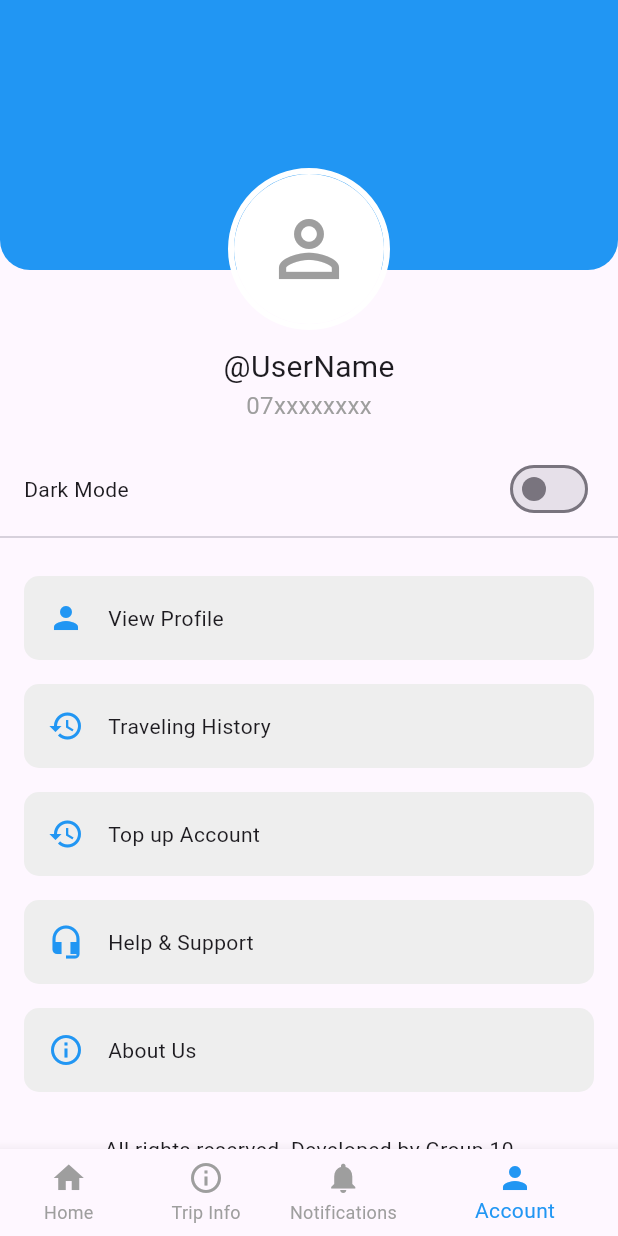
After one commit to ArvinFox/ShuttleMaster-Bus-Ticket-Booking-App, a Flutter app: the ProfileScreenDriver screen opened directly, on a phone screen of 412 x 824 dp. The commit adds this screen. Run offline on Flutter 3.47's test engine with Material 3 defaults, Android fonts, the phone set to English and light mode, and no system bars; missing offline and left inert: mailer, twilio_flutter.

Commit message:
Added both driver and student profile screens

```diff
--- a/lib/app.dart
+++ b/lib/app.dart
@@ -1,6 +1,8 @@
 import 'package:flutter/material.dart';
 import 'package:shuttlemaster/routes/app_routes.dart';
 import 'package:shuttlemaster/screens/auth/welcome_screen.dart';
+import 'package:shuttlemaster/screens/driver/profile_screen.dart';
+import 'package:shuttlemaster/screens/student/profile_screen.dart';
 // import 'package:shuttlemaster/screens/student/main_layout_screen.dart';
 
 class ShuttleMaster extends StatelessWidget {
--- /dev/null
+++ b/lib/screens/driver/profile_screen.dart
@@ -0,0 +1,149 @@
+import 'package:flutter/material.dart';
+
+class ProfileScreenDriver extends StatefulWidget {
+  const ProfileScreenDriver({super.key});
+
+  @override
+  ProfileScreenState createState() => ProfileScreenState();
+}
+
+class ProfileScreenState extends State<ProfileScreenDriver> {
+  bool _darkMode = false;
+
+  @override
+  Widget build(BuildContext context) {
+    return Scaffold(
+      body: SingleChildScrollView(
+        child: Column(
+          crossAxisAlignment: CrossAxisAlignment.start,
+          children: [
+            // Blue Banner with Profile Picture
+            Stack(
+              clipBehavior: Clip.none, // Allows avatar to overflow
+              alignment: Alignment.center,
+              children: [
+                Container(
+                  height: 180, // Height of the blue banner
+                  decoration: const BoxDecoration(
+                    color: Colors.blue,
+                    borderRadius: BorderRadius.only(
+                      bottomLeft: Radius.circular(20),
+                      bottomRight: Radius.circular(20),
+                    ),
+                  ),
+                ),
+                Positioned(
+                  bottom: -40, // Keeps avatar overlapping
+                  child: Container(
+                    decoration: BoxDecoration(
+                      shape: BoxShape.circle,
+                      border: Border.all(
+                          color: Colors.white, width: 4), // White border
+                    ),
+                    child: const CircleAvatar(
+                      radius: 50,
+                      backgroundColor: Colors.white,
+                      child: Icon(Icons.person_outline,
+                          size: 60, color: Colors.grey),
+                    ),
+                  ),
+                ),
+              ],
+            ),
+            const SizedBox(
+                height: 50), // Space to push content down after avatar
+            const Center(
+                child: Text('@UserName', style: TextStyle(fontSize: 20))),
+            const Center(
+                child: Text('07xxxxxxxx',
+                    style: TextStyle(fontSize: 16, color: Colors.grey))),
+            const SizedBox(height: 20),
+
+            // Dark Mode Switch
+            Padding(
+              padding: const EdgeInsets.symmetric(horizontal: 16),
+              child: Row(
+                mainAxisAlignment: MainAxisAlignment.spaceBetween,
+                children: [
+                  const Text('Dark Mode'),
+                  Switch(
+                    value: _darkMode,
+                    onChanged: (bool value) {
+                      setState(() {
+                        _darkMode = value;
+                      });
+                    },
+                  ),
+                ],
+              ),
+            ),
+            const Divider(), // Divider below dark mode switch
+            const SizedBox(height: 10),
+
+            // List Items
+            _buildListItem(Icons.person, 'View Profile', () {}),
+            _buildListItem(Icons.history, 'Traveling History', () {}),
+            _buildListItem(Icons.history, 'Top up Account', () {}),
+            _buildListItem(Icons.headset_mic, 'Help & Support', () {}),
+            _buildListItem(Icons.info_outline, 'About Us', () {}),
+
+            // Footer
+            const SizedBox(height: 20),
+            const Padding(
+              padding: EdgeInsets.only(bottom: 10),
+              child: Center(
+                child: Column(
+                  children: [
+                    Text('All rights reserved. Developed by Group 10'),
+                    Text('(Batch 12 UOP - NGSM)'),
+                    Text('App version - 1.0.0'),
+                  ],
+                ),
+              ),
+            ),
+          ],
+        ),
+      ),
+
+      // Bottom Navigation Bar
+      bottomNavigationBar: BottomNavigationBar(
+        items: const [
+          BottomNavigationBarItem(icon: Icon(Icons.home), label: 'Home'),
+          BottomNavigationBarItem(
+              icon: Icon(Icons.info_outline), label: 'Trip Info'),
+          BottomNavigationBarItem(
+              icon: Icon(Icons.notifications), label: 'Notifications'),
+          BottomNavigationBarItem(icon: Icon(Icons.person), label: 'Account'),
+        ],
+        currentIndex: 3, // Account selected
+        selectedItemColor: Colors.blue,
+        unselectedItemColor: Colors.grey,
+        showSelectedLabels: true,
+        showUnselectedLabels: true,
+      ),
+    );
+  }
+
+  Widget _buildListItem(IconData icon, String title, VoidCallback onTap) {
+    return Padding(
+      padding: const EdgeInsets.symmetric(vertical: 8.0, horizontal: 16),
+      child: InkWell(
+        onTap: onTap,
+        child: Container(
+          padding: const EdgeInsets.all(16),
+          decoration: BoxDecoration(
+            color: Colors.grey[200],
+            borderRadius: BorderRadius.circular(10),
+          ),
+          child: Row(
+            children: [
+              Icon(icon, color: Colors.blue),
+              const SizedBox(width: 16),
+              Text(title),
+            ],
+          ),
+        ),
+      ),
+    );
+  }
+}
```
Also changed, not shown: lib/screens/student/profile_screen.dart (added, +148 -0 lines).
